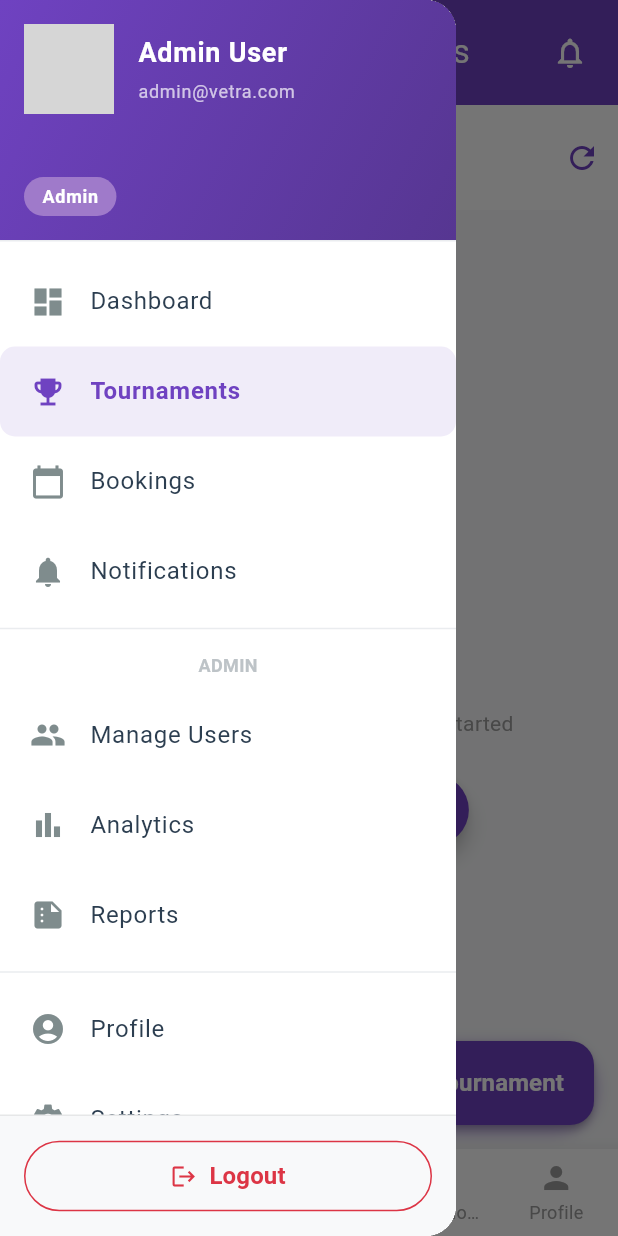
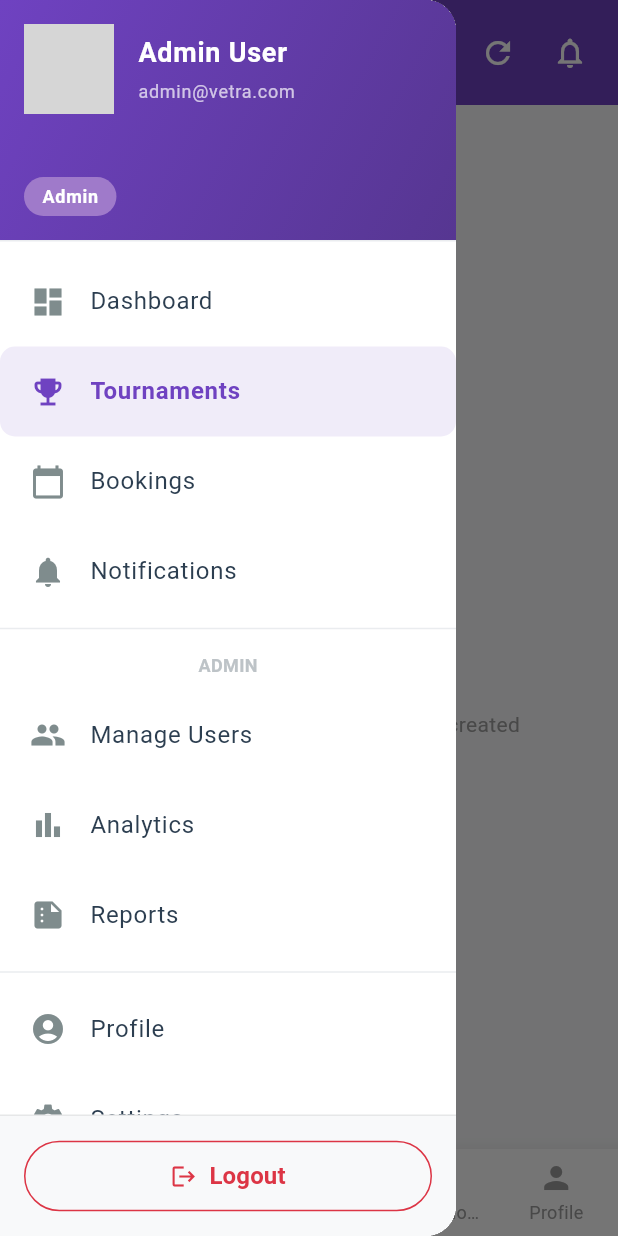
Before and after one commit to gopisankar-id17/vetra--An-digital-tournament-booking-application, a Flutter app: the AdminDashboardScreen screen opened by its route, item 2 of the bottom bar chosen, with the side drawer open, on a phone screen of 412 x 824 dp. Run offline on Flutter 3.47's test engine with Material 3 defaults, Android fonts, the phone set to English and light mode, and no system bars; our stand-ins replace carousel_slider, cloud_firestore, firebase_core, firebase_storage, image_picker, shared_preferences; accounts and stored records are empty; network calls fail; grey boxes are pictures that could not be loaded.

Commit message:
tournament request for admin

```diff
--- a/lib/screens/admin/admin_dashboard_screen.dart
+++ b/lib/screens/admin/admin_dashboard_screen.dart
@@ -20,6 +20,7 @@ class AdminDashboardScreen extends StatefulWidget {
 class _AdminDashboardScreenState extends State<AdminDashboardScreen> {
   int _selectedIndex = 0;
   final User _adminUser = User.sampleAdmin();
+  int _refreshCounter = 0; // Used to force rebuilds
 
   // Carousel controllers and indices for tournament carousels
   final CarouselSliderController _upcomingCarouselController =
@@ -38,6 +39,18 @@ class _AdminDashboardScreenState extends State<AdminDashboardScreen> {
       appBar: AppBar(
         title: Text(_getScreenTitle()),
         actions: [
+          // Show refresh button for Tournaments and Tournament Requests tabs
+          if (_selectedIndex == 1 || _selectedIndex == 2)
+            IconButton(
+              icon: const Icon(Icons.refresh),
+              onPressed: () {
+                // Force rebuild of the current page
+                setState(() {
+                  _refreshCounter++;
+                });
+              },
+              tooltip: 'Refresh',
+            ),
           IconButton(
             icon: const Icon(Icons.notifications_outlined),
             onPressed: () {
@@ -94,7 +107,7 @@ class _AdminDashboardScreenState extends State<AdminDashboardScreen> {
           BottomNavigationBarItem(icon: Icon(Icons.person), label: 'Profile'),
         ],
       ),
-      floatingActionButton: (_selectedIndex == 0 || _selectedIndex == 1)
+      floatingActionButton: _selectedIndex == 0
           ? ProfessionalFloatingActionButton(
               onPressed: () {
                 _showCreateTournamentDialog(context);
@@ -139,7 +152,7 @@ class _AdminDashboardScreenState extends State<AdminDashboardScreen> {
       case 1:
         return _buildTournamentsContent();
       case 2:
-        return const TournamentRequestsPage();
+        return TournamentRequestsPage(key: ValueKey(_refreshCounter));
       case 3:
         return _buildNotificationsContent();
       case 4:
@@ -240,8 +253,8 @@ class _AdminDashboardScreenState extends State<AdminDashboardScreen> {
   }
 
   Widget _buildTournamentsContent() {
-    // Use the dedicated TournamentsListPage
-    return const TournamentsListPage();
+    // Use the dedicated TournamentsListPage with refresh key
+    return TournamentsListPage(key: ValueKey(_refreshCounter));
   }
 
   Widget _buildNotificationsContent() {
--- a/lib/screens/admin/tournaments_list_page.dart
+++ b/lib/screens/admin/tournaments_list_page.dart
@@ -2,7 +2,6 @@ import 'package:flutter/material.dart';
 import '../../models/tournament.dart';
 import '../../services/tournament_service.dart';
 import '../../utils/app_theme.dart';
-import 'add_tournament_page.dart';
 import 'tournament_details_page.dart';
 
 class TournamentsListPage extends StatefulWidget {
@@ -43,43 +42,9 @@ class _TournamentsListPageState extends State<TournamentsListPage> {
     );
   }
 
-  void _showSuccessSnackBar(String message) {
-    ScaffoldMessenger.of(context).showSnackBar(
-      SnackBar(content: Text(message), backgroundColor: Colors.green),
-    );
-  }
-
   @override
   Widget build(BuildContext context) {
-    return Scaffold(
-      appBar: AppBar(
-        title: const Text(
-          'Tournaments',
-          style: TextStyle(
-            fontWeight: FontWeight.bold,
-            color: AppTheme.textDarkColor,
-          ),
-        ),
-        backgroundColor: Colors.white,
-        elevation: 0,
-        iconTheme: const IconThemeData(color: AppTheme.primaryColor),
-        actions: [
-          IconButton(
-            onPressed: _loadTournaments,
-            icon: const Icon(Icons.refresh),
-            tooltip: 'Refresh',
-          ),
-        ],
-      ),
-      floatingActionButton: FloatingActionButton.extended(
-        onPressed: () => _navigateToAddTournament(),
-        backgroundColor: AppTheme.primaryColor,
-        foregroundColor: Colors.white,
-        icon: const Icon(Icons.add),
-        label: const Text('Add Tournament'),
-        elevation: 2,
-      ),
-      body: Container(
+    return Container(
       color: const Color(0xFFF8F9FA),
       child: _isLoading
           ? const Center(
@@ -88,7 +53,6 @@ class _TournamentsListPageState extends State<TournamentsListPage> {
           : _tournaments.isEmpty
           ? _buildEmptyState()
           : _buildTournamentsList(),
-      ),
     );
   }
 
@@ -109,19 +73,8 @@ class _TournamentsListPageState extends State<TournamentsListPage> {
           ),
           const SizedBox(height: 8),
           Text(
-            'Create your first tournament to get started',
+            'Tournaments will appear here when created',
             style: TextStyle(fontSize: 14, color: Colors.grey[500]),
-          ),
-          const SizedBox(height: 24),
-          ElevatedButton.icon(
-            onPressed: () => _navigateToAddTournament(),
-            style: ElevatedButton.styleFrom(
-              backgroundColor: AppTheme.primaryColor,
-              foregroundColor: Colors.white,
-              padding: const EdgeInsets.symmetric(horizontal: 24, vertical: 12),
-            ),
-            icon: const Icon(Icons.add),
-            label: const Text('Create Tournament'),
           ),
         ],
       ),
@@ -548,24 +501,4 @@ class _TournamentsListPageState extends State<TournamentsListPage> {
     );
   }
 
-  void _navigateToAddTournament() async {
-    final result = await Navigator.push(
-      context,
-      MaterialPageRoute(
-        builder: (context) => AddTournamentPage(
-          onTournamentCreated: (tournament) {
-            _showSuccessSnackBar(
-              'Tournament "${tournament.name}" created successfully!',
-            );
-            _loadTournaments(); // Refresh the list
-          },
-        ),
-      ),
-    );
-
-    // Refresh the list when returning from add tournament page
-    if (result != null) {
-      _loadTournaments();
 }
-  }
-}
```
Also changed, not shown: lib/screens/admin/tournament_requests_page.dart (+29 -26 lines). Lines whose indentation alone changed are shown as unchanged.
